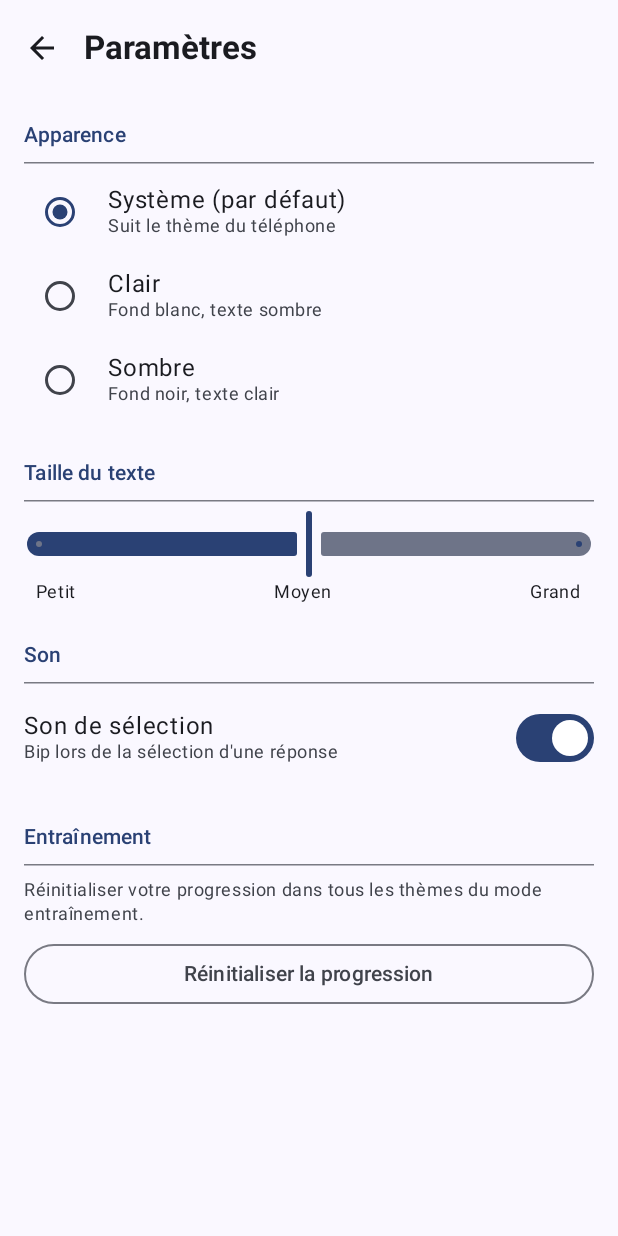
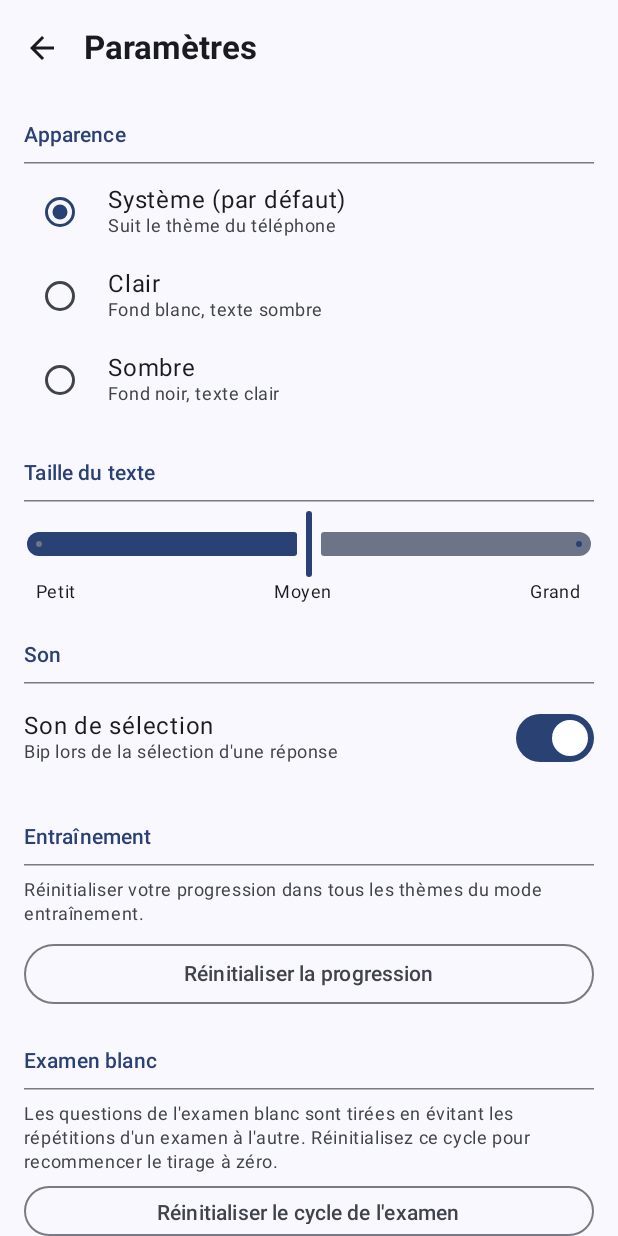
Before and after one commit to borisboiakki/QCM_France, an Android app built with Jetpack Compose: the screen it shows after launch (MainActivity), after a tap on "Paramètres", on a phone screen of 412 x 824 dp. Run offline under Robolectric (Android 15) with nearby library versions, the phone set to English and light mode, and no system bars; our stand-ins replace Dagger/Hilt's generated code, Room's generated code; pictures from the network do not load.

Commit message:
feat(exam): cycle questions per theme to avoid repeats across exams
Replace the ORDER BY RANDOM() draw with a persisted shuffled-permutation
cycle per theme (new exam_cycle table, ExamCycle entity/DAO, migration
5->6). Each exam consumes the next slice of the permutation instead of
drawing independently, so every question of a theme is used once before
any repeat occurs; on lap completion a fresh permutation is generated.
Adds a "Réinitialiser le cycle de l'examen" reset in Settings.

Co-Authored-By: Claude Sonnet 5 <noreply@anthropic.com>
Claude-Session: https://claude.ai/code/session_014DRjiJCy3Fm9sRVArDNwuT

```diff
--- a/app/src/main/java/com/example/qcmfrance/data/db/AppDatabase.kt
+++ b/app/src/main/java/com/example/qcmfrance/data/db/AppDatabase.kt
@@ -7,14 +7,15 @@ import androidx.room.RoomDatabase
 import androidx.room.TypeConverters
 import androidx.room.migration.Migration
 import androidx.sqlite.db.SupportSQLiteDatabase
+import com.example.qcmfrance.data.model.ExamCycle
 import com.example.qcmfrance.data.model.PausedQuiz
 import com.example.qcmfrance.data.model.Question
 import com.example.qcmfrance.data.model.QuizResult
 import com.example.qcmfrance.data.model.TrainingProgress
 
 @Database(
-    entities = [Question::class, QuizResult::class, PausedQuiz::class, TrainingProgress::class],
-    version = 5,
+    entities = [Question::class, QuizResult::class, PausedQuiz::class, TrainingProgress::class, ExamCycle::class],
+    version = 6,
     exportSchema = false
 )
 @TypeConverters(Converters::class)
@@ -24,6 +25,7 @@ abstract class AppDatabase : RoomDatabase() {
     abstract fun quizResultDao(): QuizResultDao
     abstract fun pausedQuizDao(): PausedQuizDao
     abstract fun trainingProgressDao(): TrainingProgressDao
+    abstract fun examCycleDao(): ExamCycleDao
 
     companion object {
         private val MIGRATION_1_2 = object : Migration(1, 2) {
@@ -82,9 +84,23 @@ abstract class AppDatabase : RoomDatabase() {
             }
         }
 
+        private val MIGRATION_5_6 = object : Migration(5, 6) {
+            override fun migrate(database: SupportSQLiteDatabase) {
+                database.execSQL(
+                    """
+                    CREATE TABLE IF NOT EXISTS exam_cycle (
+                        theme TEXT PRIMARY KEY NOT NULL,
+                        orderJson TEXT NOT NULL,
+                        cursor INTEGER NOT NULL
+                    )
+                    """.trimIndent()
+                )
+            }
+        }
+
         fun build(context: Context): AppDatabase =
             Room.databaseBuilder(context, AppDatabase::class.java, "qcm_france.db")
-                .addMigrations(MIGRATION_1_2, MIGRATION_2_3, MIGRATION_3_4, MIGRATION_4_5)
+                .addMigrations(MIGRATION_1_2, MIGRATION_2_3, MIGRATION_3_4, MIGRATION_4_5, MIGRATION_5_6)
                 .build()
     }
 }
--- /dev/null
+++ b/app/src/main/java/com/example/qcmfrance/data/db/ExamCycleDao.kt
@@ -0,0 +1,20 @@
+package com.example.qcmfrance.data.db
+
+import androidx.room.Dao
+import androidx.room.Insert
+import androidx.room.OnConflictStrategy
+import androidx.room.Query
+import com.example.qcmfrance.data.model.ExamCycle
+
+@Dao
+interface ExamCycleDao {
+
+    @Insert(onConflict = OnConflictStrategy.REPLACE)
+    suspend fun save(cycle: ExamCycle)
+
+    @Query("SELECT * FROM exam_cycle WHERE theme = :theme")
+    suspend fun get(theme: String): ExamCycle?
+
+    @Query("DELETE FROM exam_cycle")
+    suspend fun clear()
+}
--- a/app/src/main/java/com/example/qcmfrance/data/db/QuestionDao.kt
+++ b/app/src/main/java/com/example/qcmfrance/data/db/QuestionDao.kt
@@ -9,11 +9,14 @@ import com.example.qcmfrance.data.model.Question
 @Dao
 interface QuestionDao {
 
-    @Query("SELECT * FROM questions WHERE theme = :theme ORDER BY RANDOM() LIMIT :count")
-    suspend fun getRandomByTheme(theme: String, count: Int): List<Question>
-
     @Query("SELECT * FROM questions WHERE theme = :theme ORDER BY id")
     suspend fun getAllByTheme(theme: String): List<Question>
+
+    @Query("SELECT id FROM questions WHERE theme = :theme ORDER BY id")
+    suspend fun getIdsByTheme(theme: String): List<Int>
+
+    @Query("SELECT * FROM questions WHERE id IN (:ids)")
+    suspend fun getByIds(ids: List<Int>): List<Question>
 
     @Query("SELECT COUNT(*) FROM questions WHERE theme = :theme")
     suspend fun countByTheme(theme: String): Int
--- a/app/src/main/java/com/example/qcmfrance/di/AppModule.kt
+++ b/app/src/main/java/com/example/qcmfrance/di/AppModule.kt
@@ -2,6 +2,7 @@ package com.example.qcmfrance.di
 
 import android.content.Context
 import com.example.qcmfrance.data.db.AppDatabase
+import com.example.qcmfrance.data.db.ExamCycleDao
 import com.example.qcmfrance.data.db.PausedQuizDao
 import com.example.qcmfrance.data.db.QuestionDao
 import com.example.qcmfrance.data.db.QuizResultDao
@@ -37,4 +38,8 @@ object AppModule {
     @Provides
     @Singleton
     fun provideTrainingProgressDao(db: AppDatabase): TrainingProgressDao = db.trainingProgressDao()
+
+    @Provides
+    @Singleton
+    fun provideExamCycleDao(db: AppDatabase): ExamCycleDao = db.examCycleDao()
 }
--- a/app/src/main/java/com/example/qcmfrance/ui/navigation/NavGraph.kt
+++ b/app/src/main/java/com/example/qcmfrance/ui/navigation/NavGraph.kt
@@ -136,6 +136,7 @@ fun QcmNavGraph(navController: NavHostController = rememberNavController()) {
                 textSizeMode         = textSizeMode,
                 onTextSizeModeChange = settingsViewModel::setTextSizeMode,
                 onResetTraining      = trainingViewModel::resetTraining,
+                onResetExamCycle     = viewModel::resetExamCycle,
                 onBack               = { navController.popBackStack() }
             )
         }
--- a/app/src/main/java/com/example/qcmfrance/ui/screen/SettingsScreen.kt
+++ b/app/src/main/java/com/example/qcmfrance/ui/screen/SettingsScreen.kt
@@ -47,9 +47,11 @@ fun SettingsScreen(
     textSizeMode: TextSizeMode,
     onTextSizeModeChange: (TextSizeMode) -> Unit,
     onResetTraining: () -> Unit,
+    onResetExamCycle: () -> Unit,
     onBack: () -> Unit
 ) {
     var showResetDialog by remember { mutableStateOf(false) }
+    var showResetExamCycleDialog by remember { mutableStateOf(false) }
 
     if (showResetDialog) {
         AlertDialog(
@@ -66,6 +68,27 @@ fun SettingsScreen(
             },
             dismissButton = {
                 TextButton(onClick = { showResetDialog = false }) {
+                    Text("Annuler")
+                }
+            }
+        )
+    }
+
+    if (showResetExamCycleDialog) {
+        AlertDialog(
+            onDismissRequest = { showResetExamCycleDialog = false },
+            title = { Text("Réinitialiser le cycle de l'examen ?") },
+            text = { Text("Le tirage des questions de l'examen blanc recommencera à zéro pour chaque thème. Cette action est irréversible.") },
+            confirmButton = {
+                TextButton(onClick = {
+                    showResetExamCycleDialog = false
+                    onResetExamCycle()
+                }) {
+                    Text("Réinitialiser")
+                }
+            },
+            dismissButton = {
+                TextButton(onClick = { showResetExamCycleDialog = false }) {
                     Text("Annuler")
                 }
             }
@@ -223,6 +246,30 @@ fun SettingsScreen(
             ) {
                 Text("Réinitialiser la progression")
             }
+
+            Spacer(modifier = Modifier.height(16.dp))
+
+            Text(
+                text = "Examen blanc",
+                style = MaterialTheme.typography.labelLarge,
+                color = MaterialTheme.colorScheme.primary,
+                modifier = Modifier.padding(vertical = 8.dp)
+            )
+            HorizontalDivider()
+            Spacer(modifier = Modifier.height(8.dp))
+
+            Text(
+                text = "Les questions de l'examen blanc sont tirées en évitant les répétitions d'un examen à l'autre. Réinitialisez ce cycle pour recommencer le tirage à zéro.",
+                style = MaterialTheme.typography.bodySmall,
+                color = MaterialTheme.colorScheme.onSurfaceVariant
+            )
+            Spacer(modifier = Modifier.height(8.dp))
+            OutlinedButton(
+                onClick = { showResetExamCycleDialog = true },
+                modifier = Modifier.fillMaxWidth()
+            ) {
+                Text("Réinitialiser le cycle de l'examen")
+            }
         }
     }
 }
--- a/app/src/main/java/com/example/qcmfrance/ui/viewmodel/QuizViewModel.kt
+++ b/app/src/main/java/com/example/qcmfrance/ui/viewmodel/QuizViewModel.kt
@@ -125,6 +125,11 @@ class QuizViewModel @Inject constructor(
         _uiState.value = QuizUiState()
     }
 
+    /** Réinitialise le cycle de tirage de l'examen (depuis les Paramètres). */
+    fun resetExamCycle() {
+        viewModelScope.launch { repository.resetExamCycle() }
+    }
+
     private fun runTimer() {
         timerJob = viewModelScope.launch {
             while (_uiState.value.remainingSeconds > 0 && !_uiState.value.isFinished) {
```
Also changed, not shown: app/src/main/java/com/example/qcmfrance/data/model/ExamCycle.kt (added, +19 -0 lines), app/src/main/java/com/example/qcmfrance/data/repository/QuestionRepository.kt (+46 -3 lines), 1 other file.
